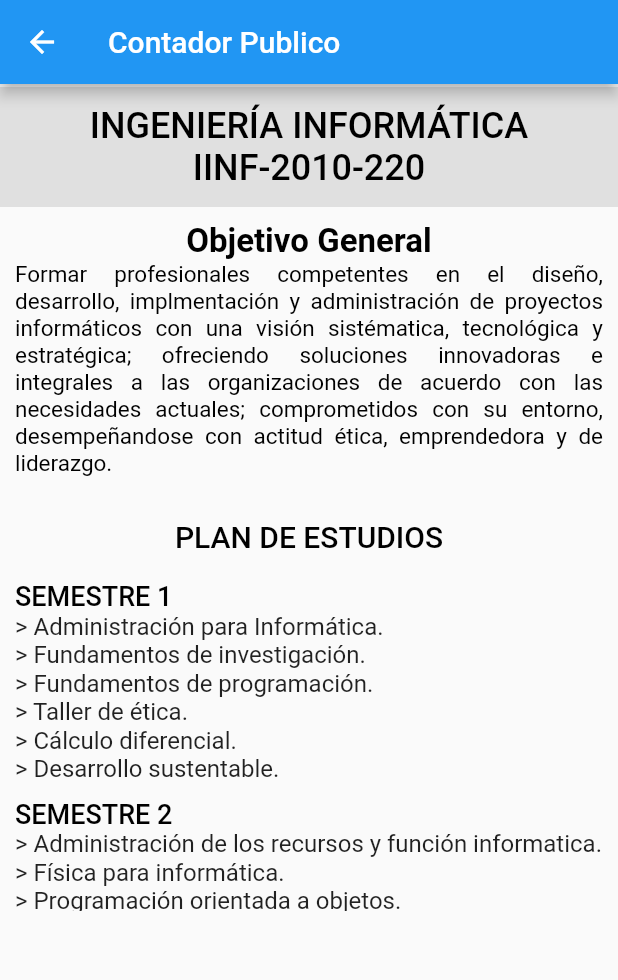
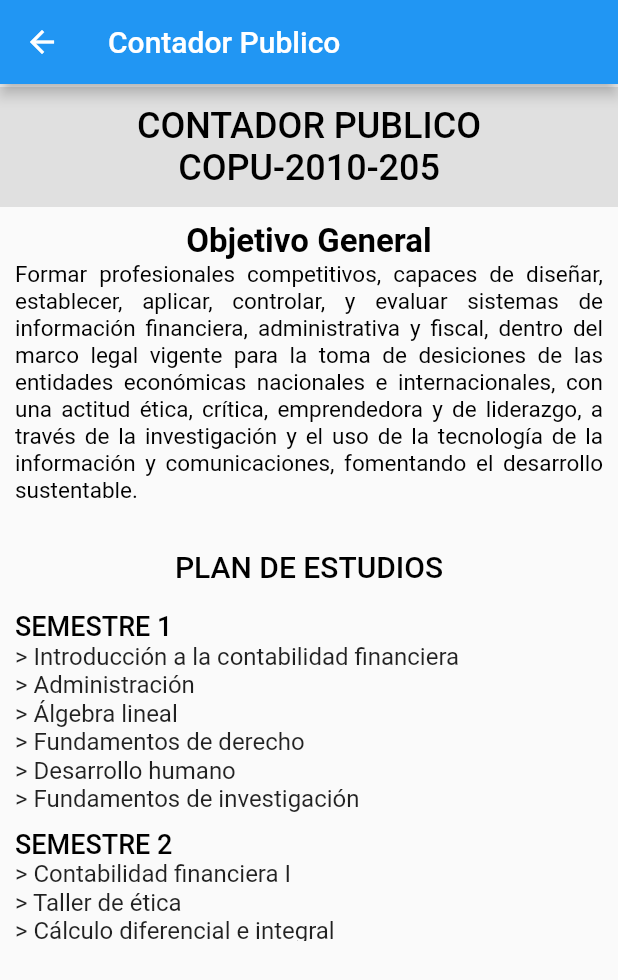
Before and after one commit to Jeryn61297/proyecto_itca, a Flutter app: the ContabilidadPage screen opened directly, on a phone screen of 412 x 824 dp. Shown: the top 980 px of the screen. Run offline on Flutter 3.47's test engine with Material 2 defaults, Android fonts, the phone set to English and light mode, and no system bars.

Commit message:
page contabilidad finish

```diff
--- a/lib/src/pag/fold_carreras/contabilidad.dart
+++ b/lib/src/pag/fold_carreras/contabilidad.dart
@@ -35,7 +35,7 @@ Widget _TituloPage() {
     height: 80,
     color: Colors.grey[300],
     child: Text(
-      'INGENIERÍA INFORMÁTICA\nIINF-2010-220',
+      'CONTADOR PUBLICO\nCOPU-2010-205',
       style: TextStyle(
           color: Colors.black, fontSize: 24, fontWeight: FontWeight.w500),
       textAlign: TextAlign.center,
@@ -48,7 +48,7 @@ Widget _Objetivo() {
     padding: EdgeInsets.symmetric(horizontal: 10),
     child: Container(
       width: double.infinity,
-      height: 200,
+      height: 220,
       //color: Colors.yellowAccent,
       child: Column(
         children: <Widget>[
@@ -63,7 +63,7 @@ Widget _Objetivo() {
             textAlign: TextAlign.start,
           ),
           Text(
-            'Formar profesionales competentes en el diseño, desarrollo, implmentación y administración de proyectos informáticos con una visión sistématica, tecnológica y estratégica; ofreciendo soluciones innovadoras e integrales a las organizaciones de acuerdo con las necesidades actuales; comprometidos con su entorno, desempeñandose con actitud ética, emprendedora y de liderazgo.',
+            'Formar profesionales competitivos, capaces de diseñar, establecer, aplicar, controlar, y evaluar sistemas de información financiera, administrativa y fiscal, dentro del marco legal vigente para la toma de desiciones de las entidades económicas nacionales e internacionales, con una actitud ética, crítica, emprendedora y de liderazgo, a través de la investigación y el uso de la tecnología de la información y comunicaciones, fomentando el desarrollo sustentable.',
             style: TextStyle(color: Colors.black, fontSize: 15),
             textAlign: TextAlign.justify,
           ),
@@ -103,7 +103,7 @@ Widget _Semestres() {
                   fontWeight: FontWeight.w500),
             ),
             Text(
-              '> Administración para Informática.\n> Fundamentos de investigación.\n> Fundamentos de programación.\n> Taller de ética.\n> Cálculo diferencial.\n> Desarrollo sustentable. ',
+              '> Introducción a la contabilidad financiera\n> Administración\n> Álgebra lineal\n> Fundamentos de derecho\n> Desarrollo humano\n> Fundamentos de investigación',
               style: TextStyle(
                 fontSize: 16,
               ),
@@ -117,7 +117,7 @@ Widget _Semestres() {
                   fontWeight: FontWeight.w500),
             ),
             Text(
-              '> Administración de los recursos y función informatica.\n> Física para informática.\n> Programación orientada a objetos.\n> Contabilidad financiera.\n> Cálculo integral.\n> Matemáticas discretas. ',
+              '> Contabilidad financiera I\n> Taller de ética\n> Cálculo diferencial e integral\n> Derecho mercantil\n> Dinámica social\n> Estadística administrativa I\n> Comunicación humana.',
               style: TextStyle(
                 fontSize: 16,
               ),
@@ -131,7 +131,7 @@ Widget _Semestres() {
                   fontWeight: FontWeight.w500),
             ),
             Text(
-              '> Fundamentos de sistemas de información.\n> Sistemas electrónicos para informática.\n> Estructura de datos.\n> Costos empresariales.\n> Álgebra lineal.\n> Probabilidad y estadística. ',
+              '> Contabilidad financiera II\n> Mercadotecnia\n> Matemáticas financieras\n> Derecho laboral y seguridad social\n> Gestión del talento humano\n> Estadística administrativa II\n> Taller de informática I.',
               style: TextStyle(
                 fontSize: 16,
               ),
@@ -145,7 +145,7 @@ Widget _Semestres() {
                   fontWeight: FontWeight.w500),
             ),
             Text(
-              '> Taller de investigación I.\n> Arquitectura de computadoras.\n> Administración y organización de datos.\n> Fundamentos de telecomunicaciones.\n> Sistemas operativos I.\n> Investigación de operaciones.',
+              '> Contabilidad de sociedades\n>Sistemas de costos históricos\n> Microeconomía\n> Derecho tributario\n> Análisis e interpretación de estados financieros\n> Taller de investigación I.\n> Desarrollo sustentable.',
               style: TextStyle(
                 fontSize: 16,
               ),
@@ -159,7 +159,7 @@ Widget _Semestres() {
                   fontWeight: FontWeight.w500),
             ),
             Text(
-              '> Análisis y modelado de sistemas de información.\n> Tecnologías e interfaces de computadoras.\n> Fundamentos de bases de datos.\n> Redes de computadoras.\n> Sistemas operativos II.\n> Taller de legislación informática.',
+              '> Contabilidad avanzada\n> Sistemas de costos predeterminados\n> Macroeconomía\n> Impuestos personas morales\n> Fundamentos de auditoría\n> Taller de investigación II\n> Administración de la producción y de las operacones.',
               style: TextStyle(
                 fontSize: 16,
               ),
@@ -173,7 +173,7 @@ Widget _Semestres() {
                   fontWeight: FontWeight.w500),
             ),
             Text(
-              '> Desarrollo e implementación de sistemas de información.\n> Auditoría en informática.\n> Taller de base de datos.\n> Interconectividad de redes.\n> Desarrollo de aplicaciones web.',
+              '> Contabilidad internacional\n> Gestión y toma de decisiones\n> Administración estratégica\n> Impuestos personas físicas\n> Auditoría para efectos financieros\n> Economía internacional\n> Planeación financiera',
               style: TextStyle(
                 fontSize: 16,
               ),
@@ -187,7 +187,7 @@ Widget _Semestres() {
                   fontWeight: FontWeight.w500),
             ),
             Text(
-              '> Calidad en los sistemas de información.\n> Fundamentos de gestión de servicios de TI.\n> Tópicos de bases de datos.\n> Admininstración de servidores.\n> Programación en ambiente cliente/servidor.\n> Taller de investigación II.',
+              '> Seminario de contaduría\n> Elaboración y evaluación de proyectos de inversión\n> Otros impuestos y contribuciones\n> Auditoría para efectos fiscales\n> Taller de informática II\n> Alternativas de inversión y financiamiento',
               style: TextStyle(
                 fontSize: 16,
               ),
@@ -201,7 +201,7 @@ Widget _Semestres() {
                   fontWeight: FontWeight.w500),
             ),
             Text(
-              '> Taller de emprendedores\n> Estrategias de gestión de servicios de TI.\n> Inteligencia de negocios.\n> Desarrollo de aplicaciones para dispositivos móviles.\n> Seguridad informatica.',
+              '> No hay materias en el plan de estudio',
               style: TextStyle(
                 fontSize: 16,
               ),
```
